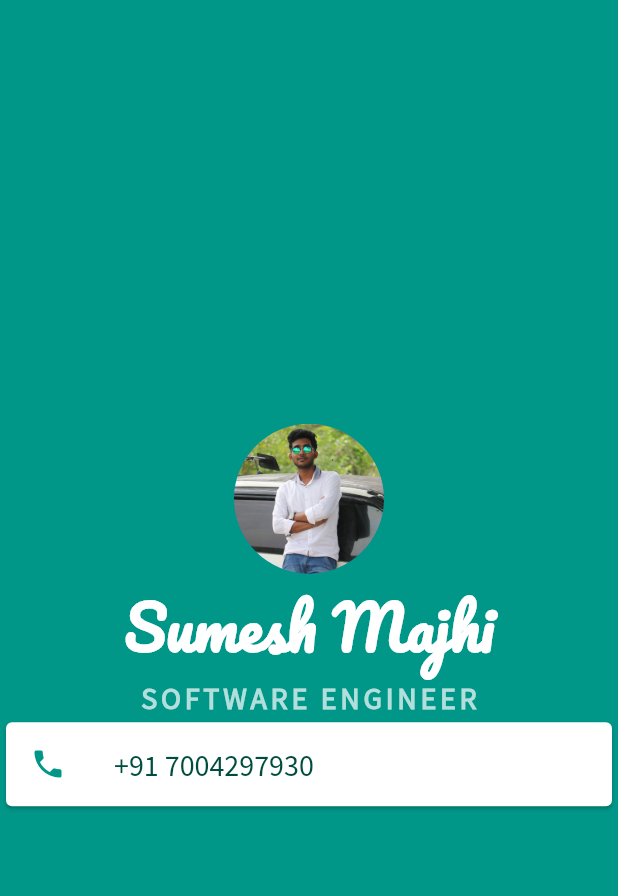
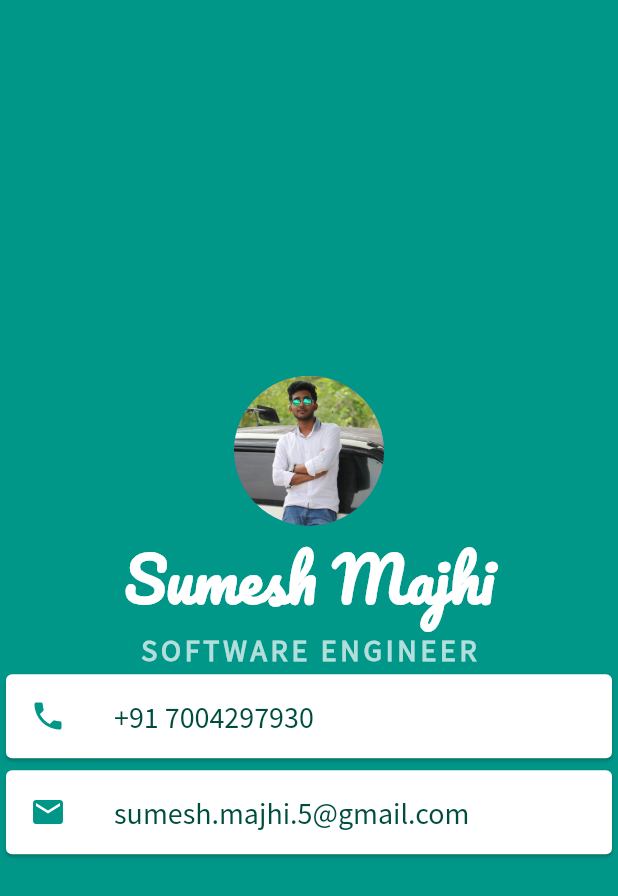
Before and after one commit to MajhiRockzZ/mi-card, a Flutter app: the screen it shows after launch, on a phone screen of 412 x 824 dp. Shown: the top 896 px of the screen. Run offline on Flutter 3.47's test engine with Material 2 defaults, Android fonts, the phone set to English and light mode, and no system bars.

Commit message:
feat: add card for email address

```diff
--- a/lib/main.dart
+++ b/lib/main.dart
@@ -53,6 +53,22 @@ class MyApp extends StatelessWidget {
                   ),
                 ),
               ),
+              Card(
+                child: ListTile(
+                  leading: Icon(
+                    Icons.email,
+                    color: Colors.teal,
+                  ),
+                  title: Text(
+                    'sumesh.majhi.5@gmail.com',
+                    style: TextStyle(
+                      fontSize: 20.0,
+                      color: Colors.teal.shade900,
+                      fontFamily: 'Source Sans Pro',
+                    ),
+                  ),
+                ),
+              ),
             ],
           ),
         ),
```
